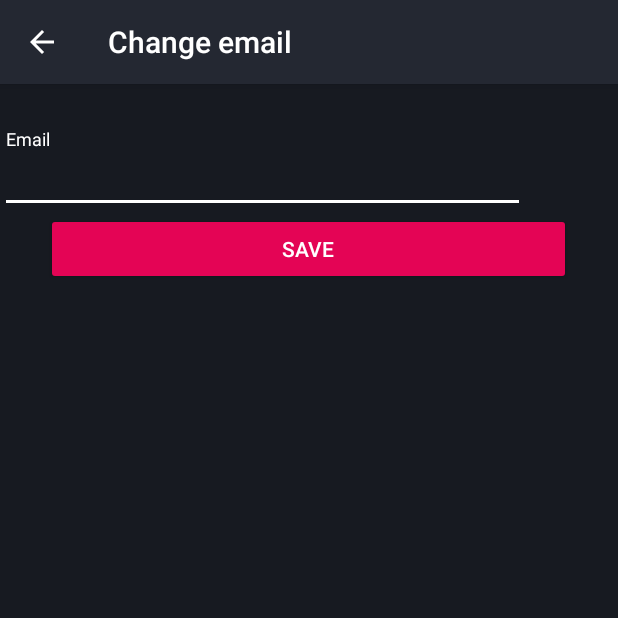
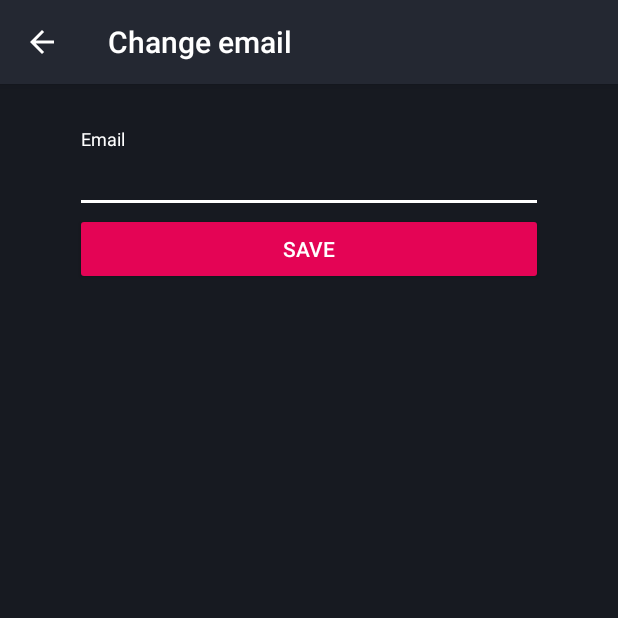
Before and after one commit to Zielon/NavimeeMobile, an Android app: the UserEmailChangeActivity screen opened directly, with no data from a screen before it, on a phone screen of 412 x 824 dp, the top half of it. Run offline under Robolectric (Android 15) with nearby library versions, the phone set to English and light mode, and no system bars; our stand-ins replace ButterKnife, Dagger/Hilt's generated code, Timber; libraries missing offline, so code that uses them is left out: com.crashlytics.android, io.fabric.sdk, net.danlew.android; 1 statement that could not run was skipped.

Commit message:
Buttons layout fix

```diff
--- a/app/src/main/res/layout/activity_user_email_change.xml
+++ b/app/src/main/res/layout/activity_user_email_change.xml
@@ -7,8 +7,9 @@
     <android.support.design.widget.TextInputLayout
         android:id="@+id/layout_password"
         android:paddingTop="30dp"
-        android:layout_width="350dp"
-        android:layout_centerHorizontal="@bool/bb_bottom_bar_is_portrait_mode"
+        android:layout_width="match_parent"
+        android:paddingLeft="50dp"
+        android:paddingRight="50dp"
         android:layout_height="wrap_content"
         android:textColorHint="@color/white">
 
@@ -26,12 +27,14 @@
 
     <Button
         android:id="@+id/save"
-        android:layout_width="350dp"
-        android:layout_centerHorizontal="true"
+        android:layout_width="match_parent"
         android:layout_height="wrap_content"
+        android:layout_marginLeft="50dp"
+        android:layout_marginRight="50dp"
         android:backgroundTint="#e40455"
         android:textColor="@color/white"
         android:onClick="onClick"
+        android:textAlignment="center"
         android:layout_below="@id/layout_password"
         android:text="@string/save" />
 
```
Also changed, not shown: app/src/main/res/layout/activity_user_password_change.xml (+7 -4 lines).
